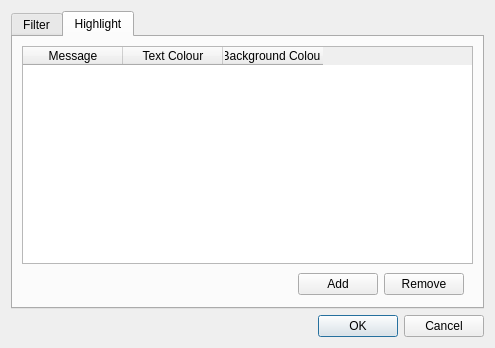
Old version of the form src/ui/forms/MessageFilterDialog.ui in the repository WindowDetective/WindowDetective.
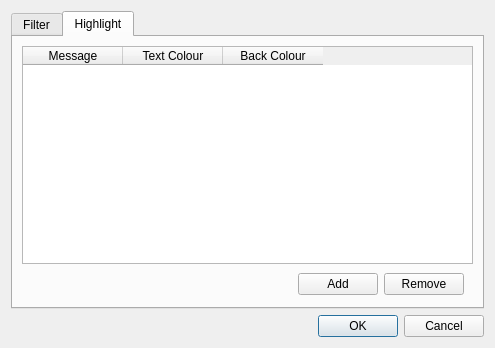
New version of the form. The open tabs and pages were chosen to show the change. Custom widgets are drawn as their Qt base class.

```diff
--- a/src/ui/forms/MessageFilterDialog.ui
+++ b/src/ui/forms/MessageFilterDialog.ui
@@ -10,6 +10,12 @@
     <height>348</height>
    </rect>
   </property>
+  <property name="minimumSize">
+   <size>
+    <width>400</width>
+    <height>300</height>
+   </size>
+  </property>
   <property name="windowTitle">
    <string>Filter/Highlight Messages</string>
   </property>
@@ -210,7 +216,7 @@
          </column>
          <column>
           <property name="text">
-           <string>Background Colour</string>
+           <string>Back Colour</string>
           </property>
          </column>
         </widget>
```
Left out of the diff: 22 changed lines with no effect on the pictures.
